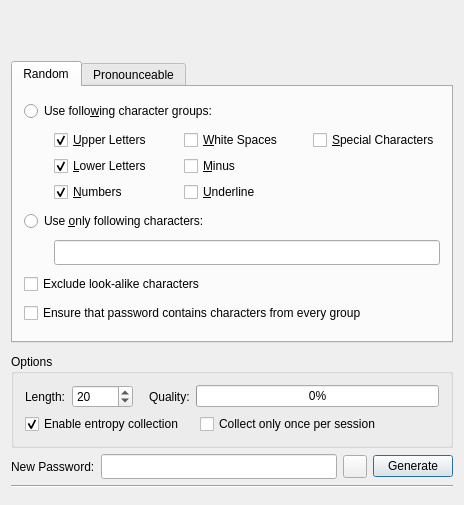
Above: src/forms/PasswordGenDlg.ui from thooge/keepassx1 before the change. Below: the same form after it.
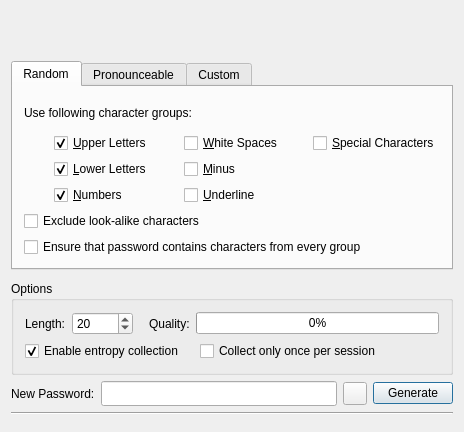
That is the form after the change.

Commit message: Reduced height of password generator dialog (Bug #2831504) Escape HTML chars in detail view (Bug #2836096) Don't call QT_REQUIRE_VERSION as it produces a compiler warning/error (Bug #2815290)

```diff
--- a/src/forms/PasswordGenDlg.ui
+++ b/src/forms/PasswordGenDlg.ui
@@ -1,12 +1,12 @@
 <ui version="4.0" >
  <class>GenPwDlg</class>
- <widget class="QDialog" name="GenPwDlg" >
-  <property name="geometry" >
+ <widget class="QDialog" name="GenPwDlg">
+  <property name="geometry">
    <rect>
     <x>0</x>
     <y>0</y>
     <width>460</width>
-    <height>505</height>
+    <height>432</height>
    </rect>
   </property>
   <property name="windowTitle" >
@@ -37,23 +37,15 @@
      <property name="currentIndex" >
       <number>0</number>
      </property>
-     <widget class="QWidget" name="tabRandom" >
-      <property name="geometry" >
-       <rect>
-        <x>0</x>
-        <y>0</y>
-        <width>438</width>
-        <height>243</height>
-       </rect>
-      </property>
-      <attribute name="title" >
+     <widget class="QWidget" name="tabRandom">
+      <attribute name="title">
        <string>Random</string>
       </attribute>
       <layout class="QVBoxLayout" name="verticalLayout" >
        <item>
-        <widget class="QRadioButton" name="Radio_1" >
-         <property name="text" >
-          <string>Use follo&amp;wing character groups:</string>
+        <widget class="QLabel" name="label_2">
+         <property name="text">
+          <string>Use following character groups:</string>
          </property>
         </widget>
        </item>
@@ -146,50 +138,8 @@
         </layout>
        </item>
        <item>
-        <widget class="QRadioButton" name="Radio_2" >
-         <property name="text" >
-          <string>Use &amp;only following characters:</string>
-         </property>
-        </widget>
-       </item>
-       <item>
-        <layout class="QHBoxLayout" >
-         <property name="spacing" >
-          <number>6</number>
-         </property>
-         <item>
-          <spacer>
-           <property name="orientation" >
-            <enum>Qt::Horizontal</enum>
-           </property>
-           <property name="sizeType" >
-            <enum>QSizePolicy::Fixed</enum>
-           </property>
-           <property name="sizeHint" stdset="0" >
-            <size>
-             <width>30</width>
-             <height>20</height>
-            </size>
-           </property>
-          </spacer>
-         </item>
-         <item>
-          <widget class="QLineEdit" name="Edit_chars" >
-           <property name="font" >
-            <font>
-             <family>Serif</family>
-            </font>
-           </property>
-           <property name="maxLength" >
-            <number>255</number>
-           </property>
-          </widget>
-         </item>
-        </layout>
-       </item>
-       <item>
-        <widget class="QCheckBox" name="Check_ExcludeLookAlike" >
-         <property name="text" >
+        <widget class="QCheckBox" name="Check_ExcludeLookAlike">
+         <property name="text">
           <string>Exclude look-alike characters</string>
          </property>
         </widget>
@@ -272,7 +222,59 @@
          <property name="sizeHint" stdset="0" >
           <size>
            <width>20</width>
-           <height>60</height>
+           <height>1</height>
+          </size>
+         </property>
+        </spacer>
+       </item>
+      </layout>
+     </widget>
+     <widget class="QWidget" name="tabCustom">
+      <attribute name="title">
+       <string>Custom</string>
+      </attribute>
+      <layout class="QVBoxLayout" name="verticalLayout_3">
+       <item>
+        <spacer name="verticalSpacer_3">
+         <property name="orientation">
+          <enum>Qt::Vertical</enum>
+         </property>
+         <property name="sizeHint" stdset="0">
+          <size>
+           <width>20</width>
+           <height>51</height>
+          </size>
+         </property>
+        </spacer>
+       </item>
+       <item>
+        <widget class="QLabel" name="label">
+         <property name="text">
+          <string>Use the following characters:</string>
+         </property>
+        </widget>
+       </item>
+       <item>
+        <widget class="QLineEdit" name="Edit_chars">
+         <property name="font">
+          <font>
+           <family>Serif</family>
+          </font>
+         </property>
+         <property name="maxLength">
+          <number>255</number>
+         </property>
+        </widget>
+       </item>
+       <item>
+        <spacer name="verticalSpacer_4">
+         <property name="orientation">
+          <enum>Qt::Vertical</enum>
+         </property>
+         <property name="sizeHint" stdset="0">
+          <size>
+           <width>20</width>
+           <height>51</height>
           </size>
          </property>
         </spacer>
@@ -283,13 +285,13 @@
    </item>
    <item>
     <spacer>
-     <property name="orientation" >
+     <property name="orientation">
       <enum>Qt::Vertical</enum>
      </property>
      <property name="sizeType" >
       <enum>QSizePolicy::Fixed</enum>
      </property>
-     <property name="sizeHint" stdset="0" >
+     <property name="sizeHint" stdset="0">
       <size>
        <width>20</width>
        <height>5</height>
@@ -302,25 +304,25 @@
      <property name="title" >
       <string>Options</string>
      </property>
-     <layout class="QVBoxLayout" >
-      <property name="spacing" >
+     <layout class="QVBoxLayout">
+      <property name="spacing">
        <number>6</number>
       </property>
       <item>
-       <layout class="QHBoxLayout" >
-        <property name="spacing" >
+       <layout class="QHBoxLayout">
+        <property name="spacing">
          <number>6</number>
         </property>
         <item>
-         <widget class="QLabel" name="textLabel1" >
-          <property name="text" >
+         <widget class="QLabel" name="textLabel1">
+          <property name="text">
            <string>Length:</string>
           </property>
          </widget>
         </item>
         <item>
-         <widget class="QSpinBox" name="Spin_Num" >
-          <property name="minimum" >
+         <widget class="QSpinBox" name="Spin_Num">
+          <property name="minimum">
            <number>1</number>
           </property>
           <property name="maximum" >
@@ -333,13 +335,13 @@
         </item>
         <item>
          <spacer>
-          <property name="orientation" >
+          <property name="orientation">
            <enum>Qt::Horizontal</enum>
           </property>
           <property name="sizeType" >
            <enum>QSizePolicy::Fixed</enum>
           </property>
-          <property name="sizeHint" stdset="0" >
+          <property name="sizeHint" stdset="0">
            <size>
             <width>10</width>
             <height>1</height>
@@ -348,15 +350,15 @@
          </spacer>
         </item>
         <item>
-         <widget class="QLabel" name="textLabel5" >
-          <property name="text" >
+         <widget class="QLabel" name="textLabel5">
+          <property name="text">
            <string>Quality:</string>
           </property>
          </widget>
         </item>
         <item>
-         <widget class="QProgressBar" name="Progress_Quali" >
-          <property name="maximum" >
+         <widget class="QProgressBar" name="Progress_Quali">
+          <property name="maximum">
            <number>128</number>
           </property>
           <property name="value" >
@@ -370,13 +372,13 @@
        </layout>
       </item>
       <item>
-       <layout class="QHBoxLayout" >
-        <property name="spacing" >
+       <layout class="QHBoxLayout">
+        <property name="spacing">
          <number>6</number>
         </property>
         <item>
-         <widget class="QCheckBox" name="Check_CollectEntropy" >
-          <property name="text" >
+         <widget class="QCheckBox" name="Check_CollectEntropy">
+          <property name="text">
            <string>Enable entropy collection</string>
           </property>
           <property name="checked" >
@@ -389,10 +391,10 @@
           <property name="orientation" >
            <enum>Qt::Horizontal</enum>
           </property>
-          <property name="sizeType" >
+          <property name="sizeType">
            <enum>QSizePolicy::Fixed</enum>
           </property>
-          <property name="sizeHint" stdset="0" >
+          <property name="sizeHint" stdset="0">
            <size>
             <width>10</width>
             <height>20</height>
@@ -401,18 +403,18 @@
          </spacer>
         </item>
         <item>
-         <widget class="QCheckBox" name="Check_CollectOncePerSession" >
-          <property name="text" >
+         <widget class="QCheckBox" name="Check_CollectOncePerSession">
+          <property name="text">
            <string>Collect only once per session</string>
           </property>
          </widget>
         </item>
         <item>
          <spacer>
-          <property name="orientation" >
+          <property name="orientation">
            <enum>Qt::Horizontal</enum>
           </property>
-          <property name="sizeHint" stdset="0" >
+          <property name="sizeHint" stdset="0">
            <size>
             <width>40</width>
             <height>20</height>
@@ -426,20 +428,20 @@
     </widget>
    </item>
    <item>
-    <layout class="QHBoxLayout" >
-     <property name="spacing" >
+    <layout class="QHBoxLayout">
+     <property name="spacing">
       <number>6</number>
      </property>
      <item>
-      <widget class="QLabel" name="textLabel4" >
-       <property name="text" >
+      <widget class="QLabel" name="textLabel4">
+       <property name="text">
         <string>New Password:</string>
        </property>
       </widget>
      </item>
      <item>
-      <widget class="QLineEdit" name="Edit_dest" >
-       <property name="font" >
+      <widget class="QLineEdit" name="Edit_dest">
+       <property name="font">
         <font>
          <family>Serif</family>
         </font>
@@ -447,15 +449,15 @@
       </widget>
      </item>
      <item>
-      <widget class="QToolButton" name="ButtonChangeEchoMode" >
-       <property name="text" >
+      <widget class="QToolButton" name="ButtonChangeEchoMode">
+       <property name="text">
         <string/>
        </property>
       </widget>
      </item>
      <item>
-      <widget class="QPushButton" name="ButtonGenerate" >
-       <property name="text" >
+      <widget class="QPushButton" name="ButtonGenerate">
+       <property name="text">
         <string>Generate</string>
        </property>
       </widget>
@@ -487,7 +489,7 @@
    </item>
   </layout>
  </widget>
- <layoutdefault spacing="6" margin="11" />
+ <layoutdefault spacing="6" margin="11"/>
  <tabstops>
   <tabstop>tabCategory</tabstop>
   <tabstop>Radio_1</tabstop>
```
Left out of the diff: 180 changed lines with no effect on the pictures. The commit also changes 5 other files.
